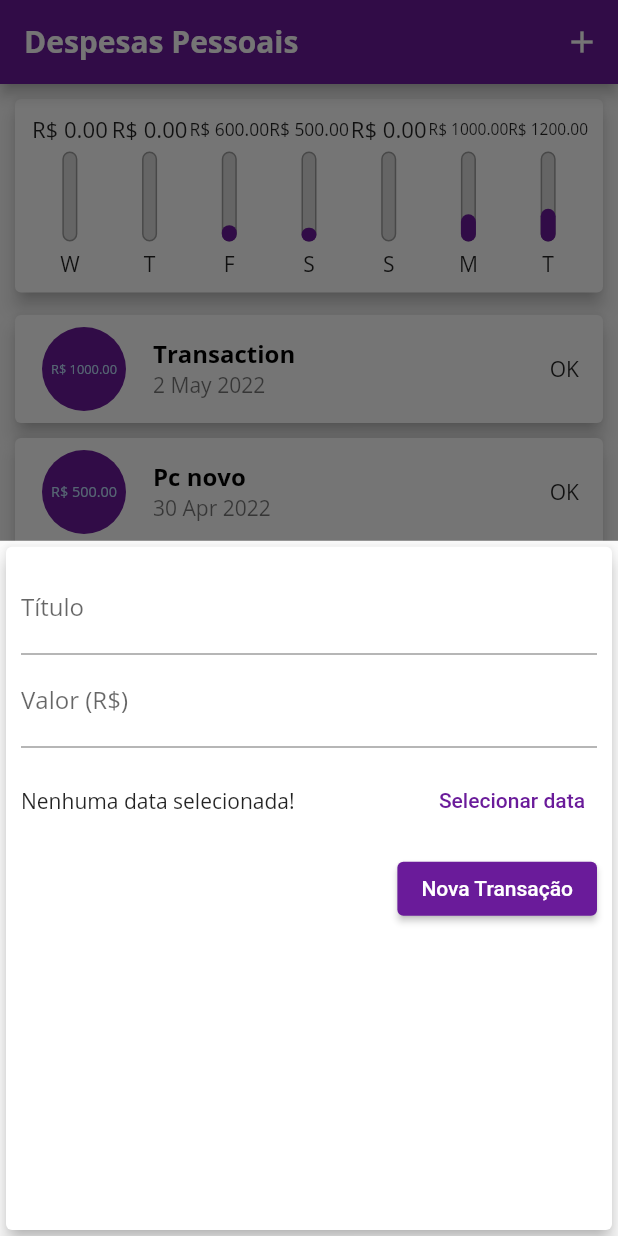
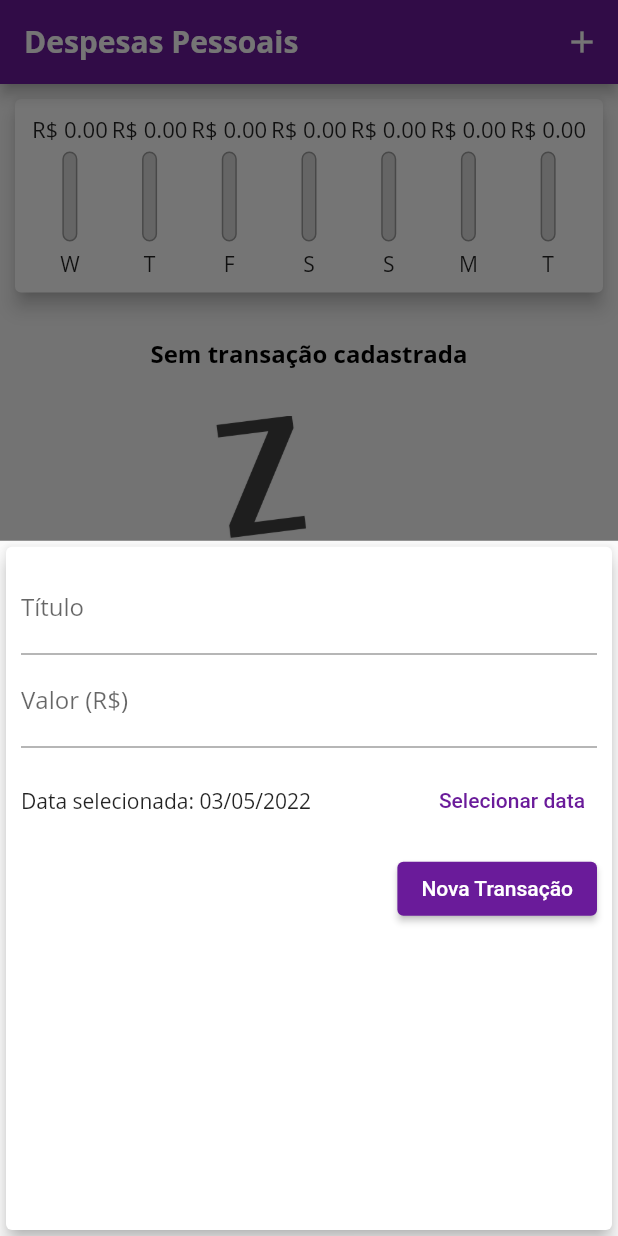
Before and after one commit to icarodavi/expenses, a Flutter app: the screen it shows after launch, after a tap on the "add" icon, on a phone screen of 412 x 824 dp. Run offline on Flutter 3.47's test engine with Material 2 defaults, Android fonts, the phone set to English and light mode, and no system bars.

Commit message:
Adding DateTime to Transaction model

```diff
--- a/lib/components/chart.dart
+++ b/lib/components/chart.dart
@@ -48,7 +48,9 @@ class Chart extends StatelessWidget {
                 child: ChartBar(
                   label: e['day'].toString(),
                   value: (e['value'] as double),
-                  percentage: (e['value'] as double) / _weekTotalValue,
+                  percentage: _weekTotalValue == 0
+                      ? 0
+                      : (e['value'] as double) / _weekTotalValue,
                 ),
               );
             }).toList()),
--- a/lib/components/transaction_form.dart
+++ b/lib/components/transaction_form.dart
@@ -2,7 +2,7 @@ import 'package:flutter/material.dart';
 import 'package:intl/intl.dart';
 
 class TransactionForm extends StatefulWidget {
-  void Function(String, double) addTransaction;
+  void Function(String, double, DateTime) addTransaction;
   TransactionForm(this.addTransaction, {Key? key}) : super(key: key);
 
   @override
@@ -12,16 +12,19 @@ class TransactionForm extends StatefulWidget {
 class _TransactionFormState extends State<TransactionForm> {
   final _titleController = TextEditingController();
   final _valueController = TextEditingController();
-  late Object? _selectedDate = '';
+  late Object? _selectedDate = DateTime.now();
 
   _submitForm() {
     final title = _titleController.text;
     final value =
         double.tryParse(_valueController.text.replaceAll(',', '.')) ?? 0.00;
-    if (title.isEmpty || value <= 0) {
+    if (title.isEmpty ||
+        value <= 0 ||
+        _selectedDate is String ||
+        _selectedDate == null) {
       return;
     }
-    widget.addTransaction(title, value);
+    widget.addTransaction(title, value, (_selectedDate as DateTime));
   }
 
   _showDatePicker() {
@@ -69,8 +72,7 @@ class _TransactionFormState extends State<TransactionForm> {
                   Expanded(
                     child: Text(
                       _selectedDate is DateTime
-                          ? DateFormat('dd/MM/y')
-                              .format((_selectedDate as DateTime))
+                          ? 'Data selecionada: ${DateFormat('dd/MM/y').format((_selectedDate as DateTime))}'
                           : 'Nenhuma data selecionada!',
                     ),
                   ),
--- a/lib/main.dart
+++ b/lib/main.dart
@@ -46,44 +46,7 @@ class MyHomePage extends StatefulWidget {
 }
 
 class _MyHomePageState extends State<MyHomePage> {
-  final List<Transaction> _transaction = [
-    Transaction(
-      id: 't1',
-      title: 'Transaction',
-      date: DateTime.now().subtract(Duration(days: 1)),
-      value: 1000.00,
-    ),
-    Transaction(
-      id: 't3',
-      title: 'Pc novo',
-      date: DateTime.now().subtract(Duration(days: 3)),
-      value: 500.00,
-    ),
-    Transaction(
-      id: 't4',
-      title: 'Pagamento fatura do cartão',
-      date: DateTime.now(),
-      value: 1000.00,
-    ),
-    Transaction(
-      id: 't2',
-      title: 'Celular novo',
-      date: DateTime.now(),
-      value: 100.00,
-    ),
-    Transaction(
-      id: 't2',
-      title: 'Parcela casa',
-      date: DateTime.now().subtract(Duration(days: 4)),
-      value: 600.00,
-    ),
-    Transaction(
-      id: 't2',
-      title: 'Ração',
-      date: DateTime.now(),
-      value: 100.00,
-    ),
-  ];
+  final List<Transaction> _transaction = [];
 
   List<Transaction> get _recentTransactions {
     return _transaction.where((tr) {
@@ -103,12 +66,12 @@ class _MyHomePageState extends State<MyHomePage> {
         });
   }
 
-  _addTransaction(String title, double value) {
+  _addTransaction(String title, double value, DateTime date) {
     var newTransaction = Transaction(
       id: Random().nextDouble().toString(),
       title: title,
       value: value,
-      date: DateTime.now(),
+      date: date,
     );
     setState(() {
       _transaction.add(newTransaction);
```
